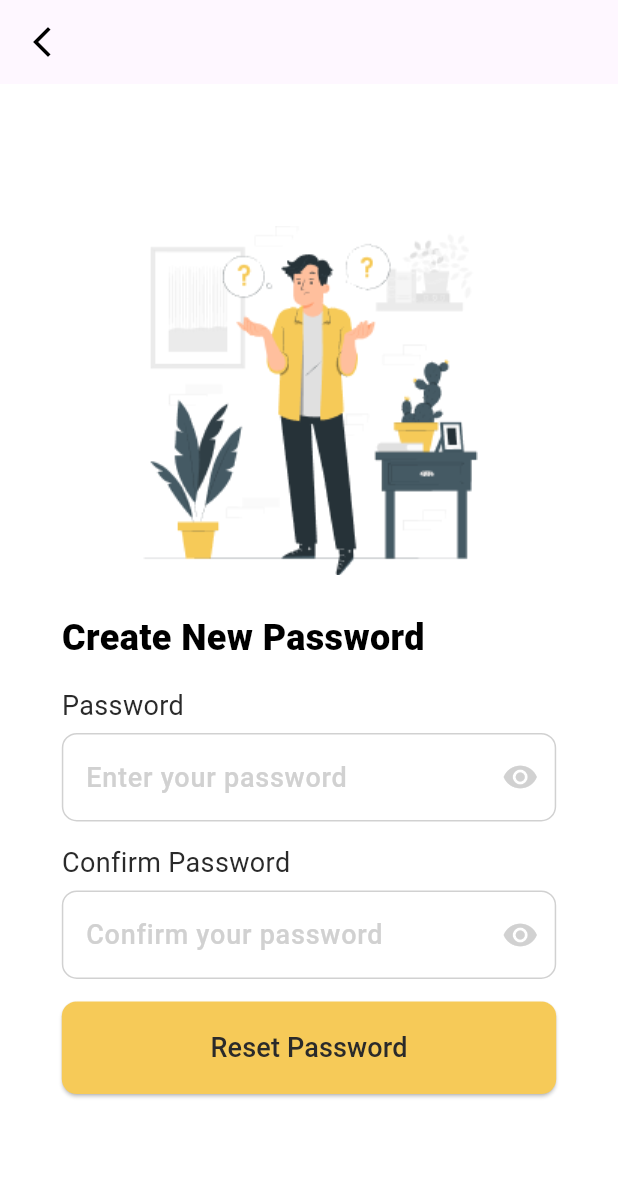
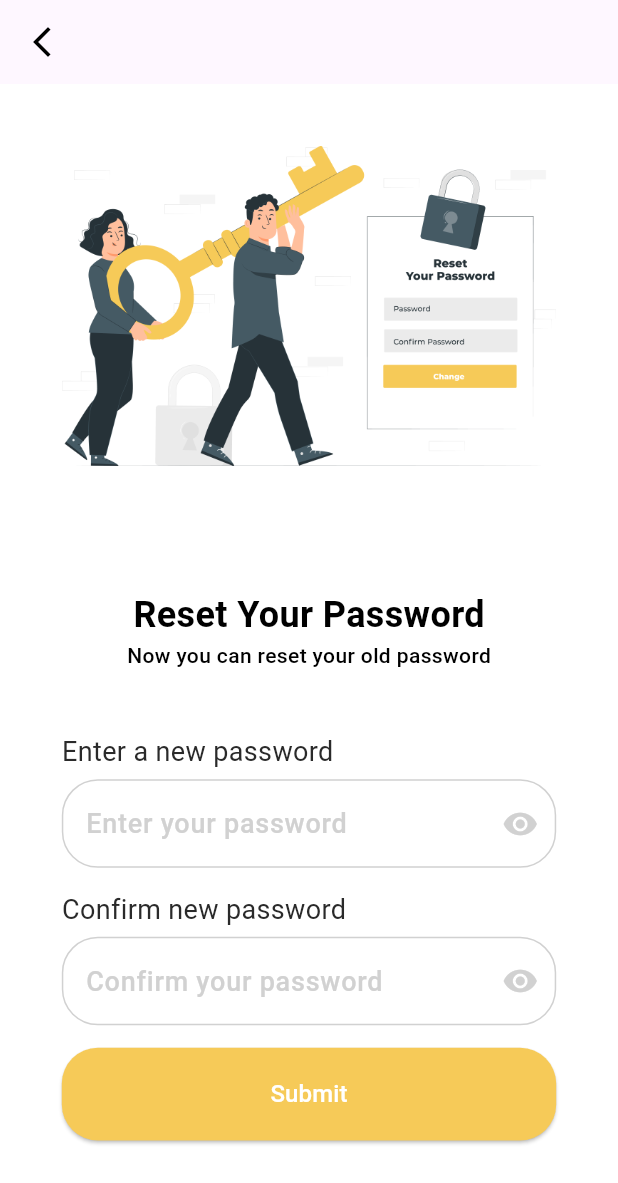
Before and after one commit to swillaus/synced-mobile-app, a Flutter app: the ChangePasswordPage screen opened directly with empty values, on a phone screen of 412 x 824 dp. Shown: the top 1183 px of the screen. Run offline on Flutter 3.47's test engine with Material 3 defaults, Android fonts, the phone set to English and light mode, and no system bars; our stand-ins replace flutter_onboarding_slider, flutter_otp_text_field, internet_connection_checker, sqflite; missing offline and left inert: is_first_run, otp_timer_button; accounts and stored records are empty; Roboto replaces fonts that are missing (Typography).

Commit message:
Reset password screen

```diff
--- a/lib/screens/auth/change_password.dart
+++ b/lib/screens/auth/change_password.dart
@@ -35,21 +35,28 @@ class _ChangePasswordPageState extends State<ChangePasswordPage> {
           padding: EdgeInsets.all(MediaQuery.of(context).size.width * 0.1),
           color: Colors.white,
           child: Column(
-              mainAxisAlignment: MainAxisAlignment.center,
+              mainAxisAlignment: MainAxisAlignment.start,
               crossAxisAlignment: CrossAxisAlignment.start,
               children: [
                 Center(
                     child: Image.asset(
-                  'assets/forgot_pass_img.png',
+                  'assets/reset_password.png',
                 )),
-                const SizedBox(height: 25),
-                const Text('Create New Password',
-                    style: TextStyle(
-                        fontSize: 24,
-                        color: Colors.black,
-                        fontWeight: FontWeight.w800)),
-                const SizedBox(height: 15),
-                Text('Password',
+                SizedBox(height: MediaQuery.of(context).size.height * 0.1),
+                const Center(
+                    child: Text('Reset Your Password',
+                        style: TextStyle(
+                            fontSize: 24,
+                            color: Colors.black,
+                            fontWeight: FontWeight.w600))),
+                const Center(
+                    child: Text('Now you can reset your old password',
+                        style: TextStyle(
+                            fontSize: 14,
+                            color: Colors.black,
+                            fontWeight: FontWeight.w500))),
+                SizedBox(height: MediaQuery.of(context).size.height * 0.05),
+                Text('Enter a new password',
                     style: TextStyle(color: headingColor, fontSize: 18)),
                 const SizedBox(height: 5),
                 TextField(
@@ -70,13 +77,13 @@ class _ChangePasswordPageState extends State<ChangePasswordPage> {
                         },
                       ),
                       border: OutlineInputBorder(
-                          borderRadius: BorderRadius.circular(10.0),
+                          borderRadius: BorderRadius.circular(24.0),
                           borderSide: BorderSide(color: subHeadingColor)),
                       enabledBorder: OutlineInputBorder(
-                          borderRadius: BorderRadius.circular(10.0),
+                          borderRadius: BorderRadius.circular(24.0),
                           borderSide: BorderSide(color: subHeadingColor)),
                       focusedBorder: OutlineInputBorder(
-                          borderRadius: BorderRadius.circular(10.0),
+                          borderRadius: BorderRadius.circular(24.0),
                           borderSide: BorderSide(color: subHeadingColor)),
                       filled: true,
                       fillColor: Colors.white,
@@ -88,7 +95,7 @@ class _ChangePasswordPageState extends State<ChangePasswordPage> {
                   obscureText: !showPassword,
                 ),
                 const SizedBox(height: 15),
-                Text('Confirm Password',
+                Text('Confirm new password',
                     style: TextStyle(color: headingColor, fontSize: 18)),
                 const SizedBox(height: 5),
                 TextField(
@@ -109,13 +116,13 @@ class _ChangePasswordPageState extends State<ChangePasswordPage> {
                         },
                       ),
                       border: OutlineInputBorder(
-                          borderRadius: BorderRadius.circular(10.0),
+                          borderRadius: BorderRadius.circular(24.0),
                           borderSide: BorderSide(color: subHeadingColor)),
                       enabledBorder: OutlineInputBorder(
-                          borderRadius: BorderRadius.circular(10.0),
+                          borderRadius: BorderRadius.circular(24.0),
                           borderSide: BorderSide(color: subHeadingColor)),
                       focusedBorder: OutlineInputBorder(
-                          borderRadius: BorderRadius.circular(10.0),
+                          borderRadius: BorderRadius.circular(24.0),
                           borderSide: BorderSide(color: subHeadingColor)),
                       filled: true,
                       fillColor: Colors.white,
@@ -131,7 +138,7 @@ class _ChangePasswordPageState extends State<ChangePasswordPage> {
                   style: ButtonStyle(
                       shape: MaterialStateProperty.all<RoundedRectangleBorder>(
                           RoundedRectangleBorder(
-                              borderRadius: BorderRadius.circular(10.0))),
+                              borderRadius: BorderRadius.circular(24.0))),
                       fixedSize: WidgetStateProperty.all(Size(
                           MediaQuery.of(context).size.width * 0.8,
                           MediaQuery.of(context).size.height * 0.075)),
@@ -168,9 +175,12 @@ class _ChangePasswordPageState extends State<ChangePasswordPage> {
                         MaterialPageRoute(
                             builder: (context) => const PasswordChanged()));
                   },
-                  child: Text(
-                    'Reset Password',
-                    style: TextStyle(color: headingColor, fontSize: 18),
+                  child: const Text(
+                    'Submit',
+                    style: TextStyle(
+                        color: Colors.white,
+                        fontSize: 16,
+                        fontWeight: FontWeight.w500),
                   ),
                 ),
               ])),
```
Also changed, not shown: lib/screens/auth/forgot_password.dart (+8 -0 lines), lib/screens/auth/verification_code.dart (+32 -27 lines), assets/reset_password.png (added).
